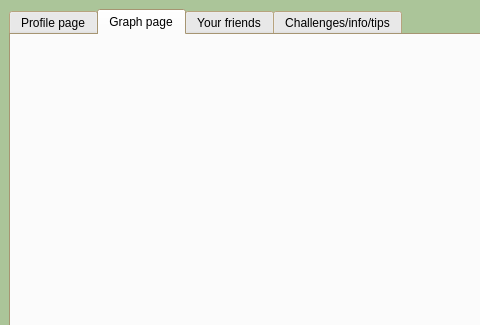
The window that GUI/UICarbonTracker/mainwindow.ui (cgneo/CarbonTracker) describes before a commit, drawn with Qt 5; both pictures show x 0 to 480 and y 0 to 325 of the 800 by 600 pixel window.
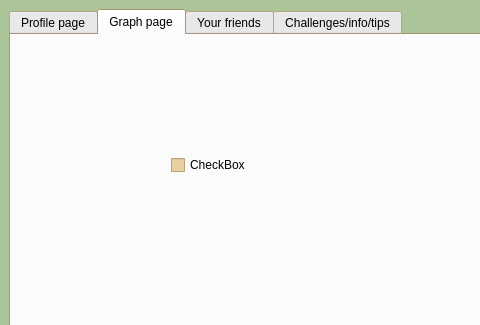
The same window after the commit. The open tabs and pages were chosen to show the change.

The edit to the form file:
```diff
--- a/GUI/UICarbonTracker/mainwindow.ui
+++ b/GUI/UICarbonTracker/mainwindow.ui
@@ -335,6 +335,19 @@
        <attribute name="title">
         <string>Graph page</string>
        </attribute>
+       <widget class="QCheckBox" name="checkBox_2">
+        <property name="geometry">
+         <rect>
+          <x>160</x>
+          <y>120</y>
+          <width>86</width>
+          <height>20</height>
+         </rect>
+        </property>
+        <property name="text">
+         <string>CheckBox</string>
+        </property>
+       </widget>
       </widget>
       <widget class="QWidget" name="tab_3">
        <attribute name="title">
```
Left out of the diff: 2 changed lines with no effect on the pictures.
